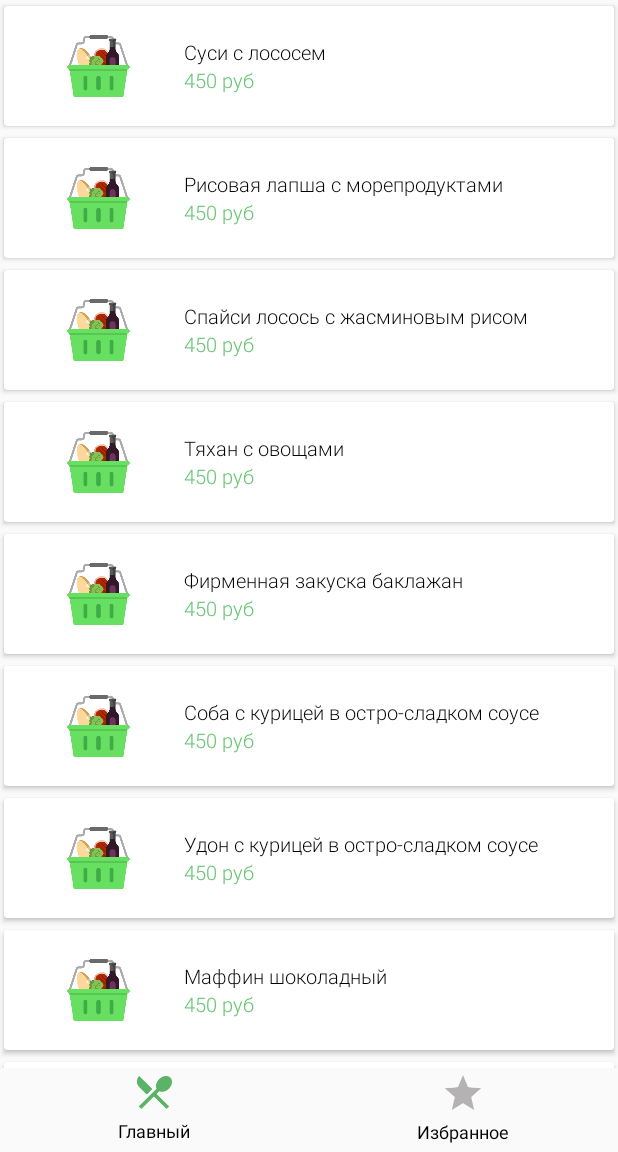
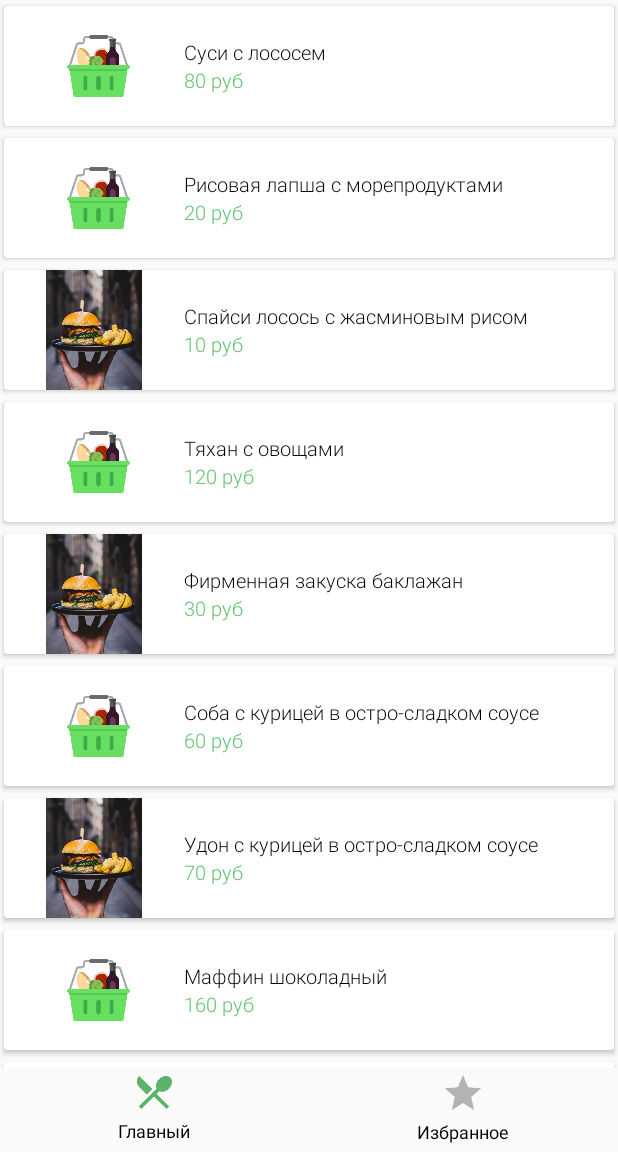
Before and after one commit to sp0xffwork/rebrain-android, an Android app: the screen it shows after launch (MainActivity), after a tap on an icon or button, on a phone screen of 412 x 824 dp, the part 84-1236 px from its top. Run offline under Robolectric (Android 15) with nearby library versions, the phone set to English and light mode, and no system bars; our stand-ins replace Timber.

Commit message:
исправление змечаний

```diff
--- a/app/src/main/java/com/pavel/rebrain/domain/Product.kt
+++ b/app/src/main/java/com/pavel/rebrain/domain/Product.kt
@@ -1,3 +1,3 @@
 package com.pavel.rebrain.domain
 
-class Product (id: Int, public var name: String)
+class Product (var id: Int, var name: String)
--- a/app/src/main/java/com/pavel/rebrain/screen/main/list/FoodListRecyclerViewAdapter.kt
+++ b/app/src/main/java/com/pavel/rebrain/screen/main/list/FoodListRecyclerViewAdapter.kt
@@ -1,10 +1,12 @@
 package com.pavel.rebrain.screen.main.list
 
-import android.content.Context
+import android.annotation.SuppressLint
 import android.view.LayoutInflater
 import android.view.View
 import android.view.ViewGroup
+import android.widget.ImageView
 import android.widget.TextView
+import androidx.core.content.res.ResourcesCompat
 import androidx.recyclerview.widget.RecyclerView
 import com.pavel.rebrain.R
 import com.pavel.rebrain.domain.Product
@@ -13,13 +15,11 @@ import kotlinx.android.synthetic.main.element.view.*
 /**
  * Adapter для RecyclerView для отображения списка продуктов
  */
-class FoodListRecyclerViewAdapter(
-    private val context: Context, private var foodList: MutableList<Product>
-) :
+class FoodListRecyclerViewAdapter(private var foodList: MutableList<Product>) :
     RecyclerView.Adapter<FoodListRecyclerViewAdapter.Holder>() {
 
     override fun onCreateViewHolder(parent: ViewGroup, viewType: Int): Holder {
-        return Holder(LayoutInflater.from(context).inflate(R.layout.element, parent, false))
+        return Holder(parent, LayoutInflater.from(parent.context).inflate(R.layout.element, parent, false))
     }
 
     override fun getItemCount(): Int {
@@ -31,12 +31,27 @@ class FoodListRecyclerViewAdapter(
         holder.bind(product)
     }
 
-    class Holder(v: View) : RecyclerView.ViewHolder(v) {
-        var productNameView: TextView = v.textProductName
-        var productPriceView: TextView = v.textProductPrice
+    class Holder(private val parent: ViewGroup, v: View) : RecyclerView.ViewHolder(v) {
+
+        private var productNameView: TextView = v.textProductName
+        private var productPriceView: TextView = v.textProductPrice
+        private var productImageView: ImageView = v.imageProduct
+
         fun bind(data: Product) {
             productNameView.text = data.name
-            productPriceView.text = "450 руб"
+            @SuppressLint("SetTextI18n")
+            productPriceView.text = "${data.id * 10} руб"
+            productImageView.setImageDrawable(
+                ResourcesCompat.getDrawable(
+                    parent.context.resources,
+                    if (data.id % 2 == 0) {
+                        R.drawable.eda
+                    } else {
+                        R.drawable.pic_2
+                    },
+                    null
+                )
+            )
         }
     }
 }
--- a/app/src/main/java/com/pavel/rebrain/screen/main/tabs/MainTabFragment.kt
+++ b/app/src/main/java/com/pavel/rebrain/screen/main/tabs/MainTabFragment.kt
@@ -84,7 +84,7 @@ class MainTabFragment : BaseFragment("MainTabFragment") {
 
     private fun initRv() {
         recyclerView.layoutManager = LinearLayoutManager(activity)
-        adapter = FoodListRecyclerViewAdapter(activity as Context, Generator().getProducts())
+        adapter = FoodListRecyclerViewAdapter(Generator().getProducts())
         recyclerView.adapter = adapter
         adapter.notifyDataSetChanged()
     }
--- a/app/src/main/res/layout/element.xml
+++ b/app/src/main/res/layout/element.xml
@@ -15,6 +15,7 @@
         android:orientation="horizontal">
 
         <ImageView
+            android:id="@+id/imageProduct"
             android:layout_width="120dp"
             android:layout_height="80dp"
             android:contentDescription="@null"
```
